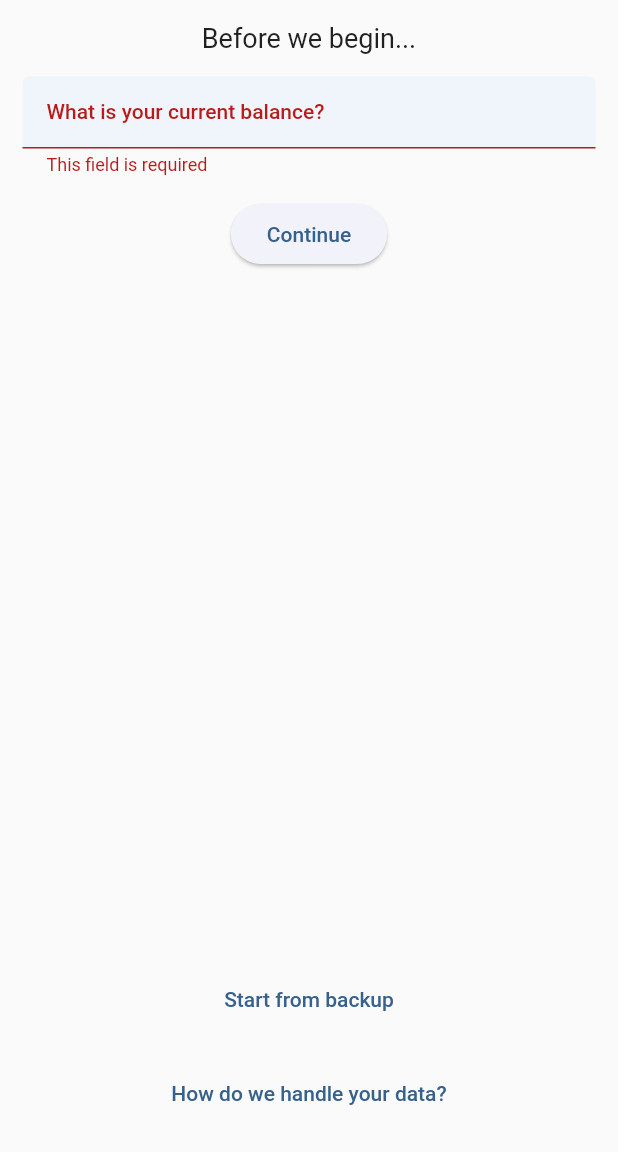
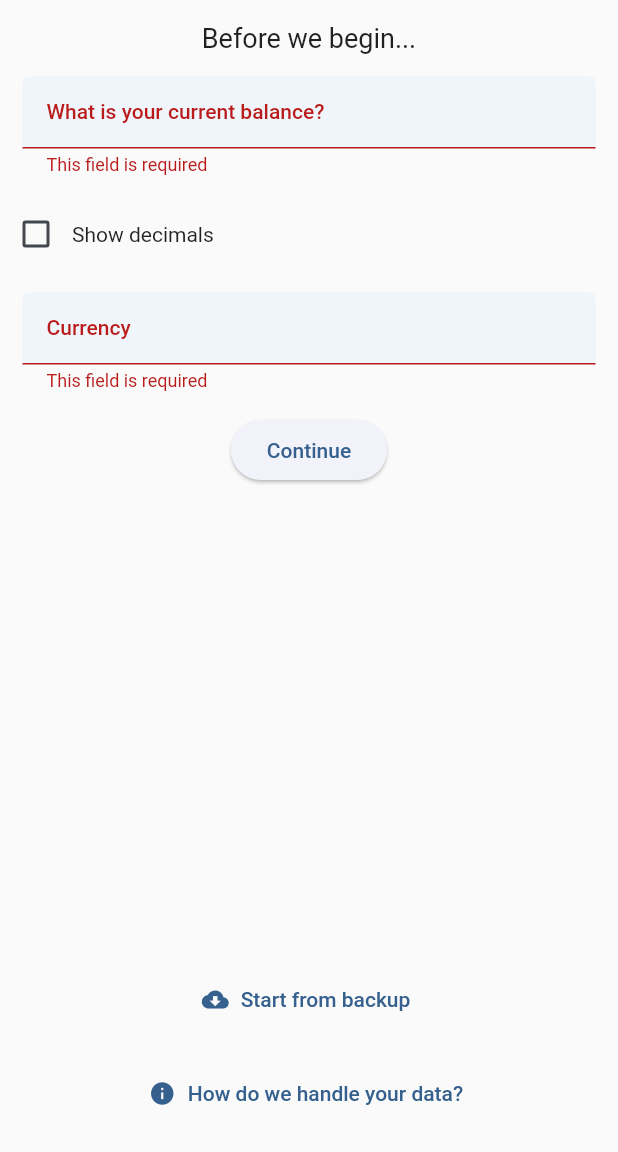
Before and after one commit to hendrychjan/connie, a Flutter app: the screen it shows after launch, after a tap on "Continue", on a phone screen of 412 x 824 dp, the part 84-1236 px from its top. Run offline on Flutter 3.47's test engine with Material 2 defaults, Android fonts, the phone set to English and light mode, and no system bars; our stand-ins replace file_picker, flutter_colorpicker, get, hive, hive_flutter, package_info_plus and 1 more; missing offline and left inert: bson; accounts and stored records are empty.

Commit message:
Add support for currency formatting

```diff
--- a/lib/forms/first_time_setup_form.dart
+++ b/lib/forms/first_time_setup_form.dart
@@ -1,3 +1,4 @@
+import 'package:connie/widgets/common/form/form_field_checkbox.dart';
 import 'package:connie/widgets/common/form/form_field_text.dart';
 import 'package:flutter/material.dart';
 
@@ -15,6 +16,8 @@ class FirstTimeSetupForm extends StatefulWidget {
 class _FirstTimeSetupFormState extends State<FirstTimeSetupForm> {
   final _formKey = GlobalKey<FormState>();
   final _currentBalanceController = TextEditingController();
+  final _showDecimalsController = TextEditingController(text: "false");
+  final _currencyController = TextEditingController();
 
   @override
   Widget build(BuildContext context) {
@@ -28,6 +31,15 @@ class _FirstTimeSetupFormState extends State<FirstTimeSetupForm> {
             controller: _currentBalanceController,
             validationRules: const ['required'],
           ),
+          FormFieldCheckbox(
+            controller: _showDecimalsController,
+            label: "Show decimals",
+          ),
+          FormFieldText(
+            hint: "Currency",
+            controller: _currencyController,
+            validationRules: const ["required"],
+          ),
           ElevatedButton(
             onPressed: () {
               if (!_formKey.currentState!.validate()) return;
@@ -35,6 +47,9 @@ class _FirstTimeSetupFormState extends State<FirstTimeSetupForm> {
               widget.onSubmit({
                 "currentBalance":
                     double.tryParse(_currentBalanceController.text) ?? 0.0,
+                "showDecimals":
+                    bool.tryParse(_showDecimalsController.text) ?? true,
+                "currency": _currencyController.text,
               });
             },
             child: const Text("Continue"),
--- a/lib/getx/app_controller.dart
+++ b/lib/getx/app_controller.dart
@@ -4,12 +4,19 @@ import 'package:connie/services/backup_service.dart';
 import 'package:connie/services/hive_service.dart';
 import 'package:flutter/material.dart';
 import 'package:get/get.dart';
+import 'package:intl/intl.dart';
+import 'package:intl/intl_standalone.dart';
 
 class AppController extends GetxController {
   static AppController get to => Get.find();
 
   String appVersion = "";
   late Widget firstPage;
+
+  late NumberFormat currencyFormat;
+
+  RxBool showDecimals = false.obs;
+  RxString currency = "Kč".obs;
 
   RxDouble currentBalance = 0.0.obs;
   RxDouble periodExpenses = 0.0.obs;
@@ -33,4 +40,9 @@ class AppController extends GetxController {
       }
     }
   }
+
+  static Future<String> getDefaultCurrencySymbol() async {
+    String locale = await findSystemLocale();
+    return NumberFormat.currency(locale: locale).currencySymbol;
+  }
 }
--- a/lib/pages/first_time_setup_page.dart
+++ b/lib/pages/first_time_setup_page.dart
@@ -2,10 +2,13 @@ import 'package:connie/forms/first_time_setup_form.dart';
 import 'package:connie/getx/app_controller.dart';
 import 'package:connie/pages/home_page.dart';
 import 'package:connie/services/backup_service.dart';
+import 'package:connie/services/init_service.dart';
 import 'package:connie/widgets/common/error_dialog.dart';
+import 'package:connie/widgets/common/loading_text_button.dart';
 import 'package:connie/widgets/common/privacy_notice_dialog.dart';
 import 'package:flutter/material.dart';
 import 'package:get/get.dart';
+import 'package:hive/hive.dart';
 
 class FirstTimeSetupPage extends StatefulWidget {
   const FirstTimeSetupPage({super.key});
@@ -16,12 +19,23 @@ class FirstTimeSetupPage extends StatefulWidget {
 
 class _FirstTimeSetupPageState extends State<FirstTimeSetupPage> {
   Future<void> _handleSubmit(Map<String, dynamic> payload) async {
+    Box preferences = AppController.to.hiveService.preferencesBox;
+
     // Current balance
     AppController.to.currentBalance.value = payload["currentBalance"];
-    AppController.to.hiveService.preferencesBox
-        .put("currentBalance", payload["currentBalance"]);
+    await preferences.put("currentBalance", payload["currentBalance"]);
 
-    AppController.to.hiveService.preferencesBox.put("everOpened", true);
+    // Show decimals
+    AppController.to.showDecimals.value = payload["showDecimals"];
+    await preferences.put("showDecimals", payload["showDecimals"]);
+
+    // Currency
+    AppController.to.currency.value = payload["currency"];
+    await preferences.put("showDecimals", payload["currency"]);
+
+    preferences.put("everOpened", true);
+
+    await InitService.initAppAppearance();
 
     Get.offAll(() => const HomePage());
   }
@@ -66,16 +80,18 @@ class _FirstTimeSetupPageState extends State<FirstTimeSetupPage> {
           ),
           Padding(
             padding: const EdgeInsets.only(bottom: 15),
-            child: TextButton(
+            child: LoadingTextButton(
               onPressed: _startFromBackup,
-              child: const Text("Start from backup"),
+              icon: const Icon(Icons.cloud_download),
+              label: "Start from backup",
             ),
           ),
           Padding(
             padding: const EdgeInsets.only(bottom: 15),
-            child: TextButton(
+            child: TextButton.icon(
               onPressed: _openPrivacyNotice,
-              child: const Text("How do we handle your data?"),
+              icon: const Icon(Icons.info),
+              label: const Text("How do we handle your data?"),
             ),
           ),
         ],
--- a/lib/services/backup_service.dart
+++ b/lib/services/backup_service.dart
@@ -13,6 +13,7 @@ import 'package:connie/services/init_service.dart';
 import 'package:file_picker/file_picker.dart';
 import 'package:hive_flutter/hive_flutter.dart';
 import 'package:intl/intl.dart';
+import 'package:intl/intl_standalone.dart';
 import 'package:path_provider/path_provider.dart';
 import 'package:share_plus/share_plus.dart';
 
@@ -98,7 +99,7 @@ class BackupService {
     // Finally, run the hooks required to make the current app's state react
     // to the changes in hive boxes
     await InitService.initControllerFields();
-    InitService.initAppTheme();
+    await InitService.initAppAppearance();
   }
 
   /// Provide the backup file to the user
@@ -131,6 +132,8 @@ class BackupService {
     backup["preferences"] = {
       "theme": preferencesBox.get("theme"),
       "currentBalance": preferencesBox.get("currentBalance"),
+      "showDecimals": preferencesBox.get("showDecimals"),
+      "currency": preferencesBox.get("currency"),
     };
 
     // Get the categories
@@ -219,9 +222,15 @@ class BackupService {
       String theme = preferences["theme"];
       double currentBalance =
           double.parse(preferences["currentBalance"].toString());
+      bool showDecimals =
+          bool.tryParse(preferences["showDecimals"].toString()) ?? false;
+      String currency = preferences["currency"] ??
+          (await AppController.getDefaultCurrencySymbol());
 
       await tempPreferencesBox.put("theme", theme);
       await tempPreferencesBox.put("currentBalance", currentBalance);
+      await tempPreferencesBox.put("showDecimals", showDecimals);
+      await tempPreferencesBox.put("currency", currency);
 
       // Decode categories
       await ParseableObject.parseMapsIntoBox<Category>(
--- a/lib/services/init_service.dart
+++ b/lib/services/init_service.dart
@@ -10,16 +10,20 @@ import 'package:connie/ui/local_theme.dart';
 import 'package:flutter/material.dart';
 import 'package:get/get.dart';
 import 'package:hive_flutter/adapters.dart';
+import 'package:intl/date_symbol_data_local.dart';
+import 'package:intl/intl.dart';
+import 'package:intl/intl_standalone.dart';
 import 'package:package_info_plus/package_info_plus.dart';
 
 class InitService {
   static Future<void> initApp() async {
     _registerGetxSingletons();
+    await _initIntl();
     await _initHive();
     await _initControllerServices();
     await initControllerFields();
     await _initAppInfo();
-    initAppTheme();
+    await initAppAppearance();
   }
 
   static void _registerGetxSingletons() {
@@ -41,18 +45,24 @@ class InitService {
   }
 
   static Future<void> initControllerFields() async {
+    Box preferences = AppController.to.hiveService.preferencesBox;
+
     // Check if this is the first time the app has been opened
-    if (AppController.to.hiveService.preferencesBox.containsKey("everOpened")) {
+    if (preferences.containsKey("everOpened")) {
       AppController.to.firstPage = const HomePage();
     } else {
       AppController.to.firstPage = const FirstTimeSetupPage();
     }
 
     // Load the currentBalance
-    AppController.to.currentBalance.value = (await AppController
-            .to.hiveService.preferencesBox
-            .get("currentBalance")) ??
-        0.0;
+    AppController.to.currentBalance.value =
+        (preferences.get("currentBalance")) ?? 0.0;
+
+    // Load the formatting settings
+    AppController.to.showDecimals.value =
+        preferences.get("showDecimals") ?? false;
+    AppController.to.currency.value = preferences.get("currency") ??
+        (await AppController.getDefaultCurrencySymbol());
 
     // Load the period (weekly) records
     AppController.to.weeklyRecords.clear();
@@ -65,7 +75,12 @@ class InitService {
     AppController.to.appVersion = pi.version;
   }
 
-  static void initAppTheme() {
+  static Future<void> _initIntl() async {
+    String locale = await findSystemLocale();
+    await initializeDateFormatting(locale);
+  }
+
+  static Future<void> initAppAppearance() async {
     // Set the previously selected theme
     if (!AppController.to.hiveService.preferencesBox.containsKey("theme")) {
       // If it has never been previously set, initialize it with the default
@@ -78,5 +93,13 @@ class InitService {
     String theme =
         AppController.to.hiveService.preferencesBox.get("theme") ?? "";
     LocalTheme.changeThemeMode(theme);
+
+    // Build the currency format
+    String locale = await findSystemLocale();
+    AppController.to.currencyFormat = NumberFormat.currency(
+      locale: locale,
+      decimalDigits: (AppController.to.showDecimals.value) ? 2 : 0,
+      symbol: AppController.to.currency.value,
+    );
   }
 }
--- /dev/null
+++ b/lib/widgets/common/form/form_field_checkbox.dart
@@ -0,0 +1,50 @@
+import 'package:flutter/material.dart';
+
+class FormFieldCheckbox extends StatefulWidget {
+  final TextEditingController controller;
+  final String label;
+  final Future<void> Function(bool value)? onChanged;
+  const FormFieldCheckbox({
+    super.key,
+    required this.controller,
+    required this.label,
+    this.onChanged,
+  });
+
+  @override
+  State<FormFieldCheckbox> createState() => _FormFieldCheckboxState();
+}
+
+class _FormFieldCheckboxState extends State<FormFieldCheckbox> {
+  late bool _value;
+
+  @override
+  void initState() {
+    super.initState();
+    _value = bool.tryParse(widget.controller.text) ?? false;
+  }
+
+  @override
+  Widget build(BuildContext context) {
+    return Padding(
+      padding: const EdgeInsets.only(bottom: 15),
+      child: Row(
+        children: [
+          Checkbox(
+            value: _value,
+            onChanged: (val) {
+              setState(() {
+                _value = !_value;
+              });
+              if (widget.onChanged != null) {
+                widget.onChanged!(_value);
+              }
+              widget.controller.text = _value.toString();
+            },
+          ),
+          Text(widget.label)
+        ],
+      ),
+    );
+  }
+}
--- a/lib/widgets/financial_record/finance_card_widget.dart
+++ b/lib/widgets/financial_record/finance_card_widget.dart
@@ -1,3 +1,4 @@
+import 'package:connie/getx/app_controller.dart';
 import 'package:flutter/material.dart';
 import 'package:get/get.dart';
 
@@ -27,7 +28,7 @@ class _FinanceCardWidgetState extends State<FinanceCardWidget> {
             padding: const EdgeInsets.only(top: 20),
             child: Obx(
               () => Text(
-                "${widget.value} Kč",
+                AppController.to.currencyFormat.format(widget.value.value),
                 style: TextStyle(
                   fontSize: 30,
                   color: widget.color,
--- a/lib/widgets/financial_record/financial_records_list.dart
+++ b/lib/widgets/financial_record/financial_records_list.dart
@@ -1,3 +1,4 @@
+import 'package:connie/getx/app_controller.dart';
 import 'package:connie/objects/expense.dart';
 import 'package:connie/objects/financial_record.dart';
 import 'package:connie/objects/income.dart';
@@ -38,7 +39,7 @@ class _FinancialRecordsListWidgetState
   Widget _renderTitle(FinancialRecord record) {
     if (record is Expense) {
       return Text(
-        record.amount.toString(),
+        AppController.to.currencyFormat.format(record.amount),
         style: const TextStyle(
           color: Colors.redAccent,
         ),
@@ -47,7 +48,7 @@ class _FinancialRecordsListWidgetState
 
     if (record is Income) {
       return Text(
-        record.amount.toString(),
+        AppController.to.currencyFormat.format(record.amount),
         style: const TextStyle(
           color: Colors.greenAccent,
         ),
```
Also changed, not shown: lib/pages/settings_page.dart (+33 -1 lines).
